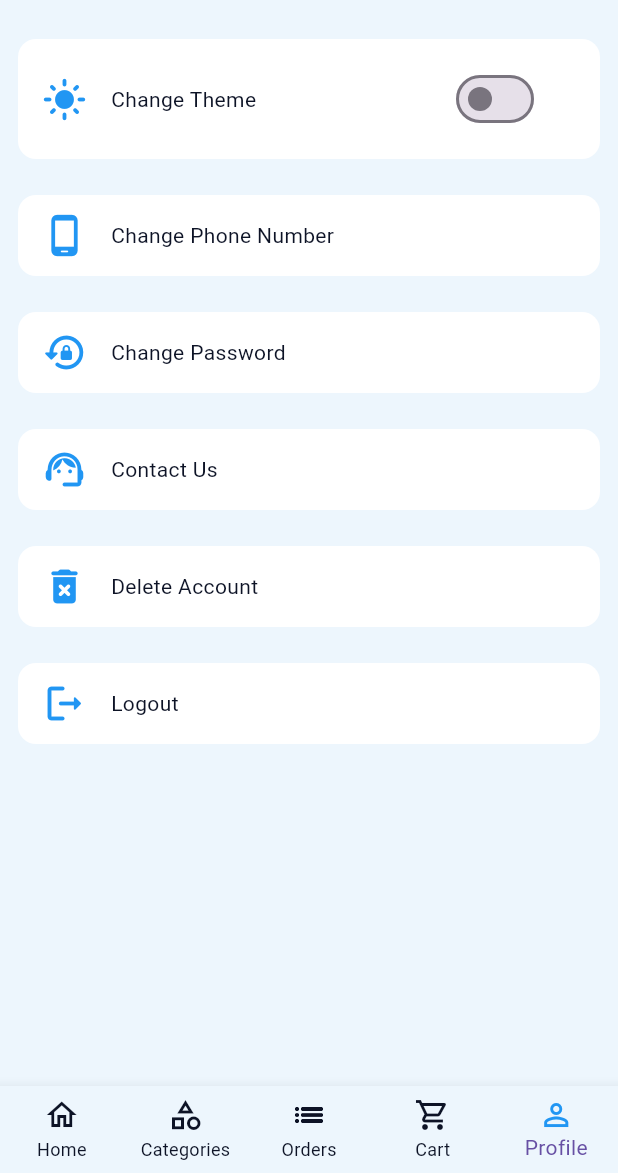
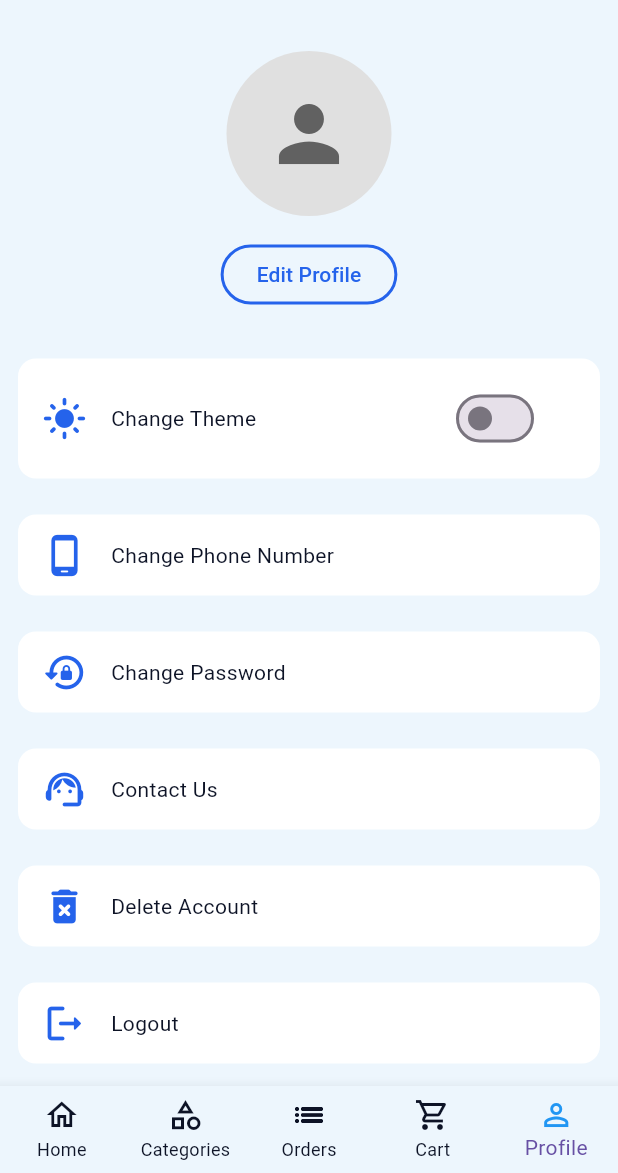
Before and after one commit to Ramaprasadnayak/MediCare, a Flutter app: the screen it shows after launch, item 5 of the bottom bar chosen, on a phone screen of 412 x 824 dp, the part 63-1236 px from its top. Run offline on Flutter 3.47's test engine with Material 3 defaults, Android fonts, the light colour scheme and no system bars; our stand-ins replace google_fonts, shared_preferences.

Commit message:
added some icon theme

```diff
--- a/lib/core/widgets/card.dart
+++ b/lib/core/widgets/card.dart
@@ -25,7 +25,7 @@ class MyCard extends StatelessWidget {
           padding: const EdgeInsets.symmetric(horizontal: 16, vertical: 12),
           child: Row(
             children: [
-              Icon(prefixIcon, size: 30, color: Colors.blue),
+              Icon(prefixIcon, size: 30,),
               const SizedBox(width: 16),
 
               Expanded(child: Text(text)),
--- a/lib/features/authentication/login_screen.dart
+++ b/lib/features/authentication/login_screen.dart
@@ -4,6 +4,7 @@ import 'package:google_fonts/google_fonts.dart';
 import 'package:maruthimedical/core/widgets/button.dart';
 import 'package:maruthimedical/core/widgets/text_field.dart';
 import "./register_screen.dart";
+import 'package:maruthimedical/services/login_register.dart';
 
 class LoginScreen extends StatefulWidget {
   const LoginScreen({super.key});
@@ -98,7 +99,7 @@ class _LoginScreenState extends State<LoginScreen> {
                   ],
                 ),
                 const SizedBox(height: 40),
-                Button(height: 56, width: 380, text: "Login",onpressed: (){}),
+                Button(height: 56, width: 380, text: "Login",onpressed: ()=>login(context, usrname, password)),
                 const SizedBox(height: 18),
                 RichText(
                   text: TextSpan(
--- a/lib/features/home/home_screen.dart
+++ b/lib/features/home/home_screen.dart
@@ -4,7 +4,7 @@ import 'package:maruthimedical/theme/theme_providers.dart';
 import 'package:provider/provider.dart';
 import 'package:maruthimedical/features/authentication/login_screen.dart';
 import 'package:shared_preferences/shared_preferences.dart';
-import '../../services/api_service.dart';
+
 class HomeScreen extends StatefulWidget {
   const HomeScreen({super.key});
   @override
@@ -33,7 +33,7 @@ class _HomeScreenState extends State<HomeScreen> {
   @override
   Widget build(BuildContext context) {
     final List<Widget> pages = [
-      ElevatedButton(onPressed: fetchData, child: const Text("Fetch")),
+      ElevatedButton(onPressed: (){}, child: const Text("Fetch")),
       Center(child: Text("categories")),
       Center(
         child: ElevatedButton(
--- a/lib/features/home/profile_page.dart
+++ b/lib/features/home/profile_page.dart
@@ -19,6 +19,20 @@ class ProfilePage extends StatelessWidget {
     return SafeArea(
       child: SingleChildScrollView(
         child: Column(
+          children: [
+            SizedBox(height: 20),
+            CircleAvatar(
+              radius: 55,
+              backgroundColor: Colors.grey.shade300,
+              child: Icon(Icons.person, size: 60, color: Colors.grey.shade700),
+            ),
+            SizedBox(height: 15),
+            OutlinedButton(
+              onPressed: () {},
+              child: const Text("Edit Profile"),
+            ),
+            SizedBox(height: 20),
+            Column(
               children: profileOptions.entries.map((entry) {
                 return MyCard(
                   prefixIcon: entry.value[0] as IconData,
@@ -28,6 +42,8 @@ class ProfilePage extends StatelessWidget {
                 );
               }).toList(),
             ),
+          ],
+        ),
       ),
     );
   }
--- a/lib/theme/dark_theme.dart
+++ b/lib/theme/dark_theme.dart
@@ -11,6 +11,20 @@ ThemeData darkTheme = ThemeData(
     elevation: 0,
     shape: RoundedRectangleBorder(
       borderRadius: BorderRadius.circular(12),
+    ),
+  ),
+  iconTheme: IconThemeData(
+    color: Colors.blueAccent
+  ),
+  outlinedButtonTheme: OutlinedButtonThemeData(
+    style: ButtonStyle(
+      foregroundColor: WidgetStatePropertyAll(Colors.blue),
+      side:WidgetStatePropertyAll(
+      BorderSide(
+        color: Colors.blue,
+        width: 2,
+      )
+      ),
     ),
   ),
   inputDecorationTheme:InputDecorationTheme(
--- a/lib/theme/light_theme.dart
+++ b/lib/theme/light_theme.dart
@@ -10,6 +10,20 @@ ThemeData lightTheme = ThemeData(
     elevation: 0,
     shape: RoundedRectangleBorder(
       borderRadius: BorderRadius.circular(12),
+    ),
+  ),
+  iconTheme: IconThemeData(
+    color: Color(0xFF2563EB)
+  ),
+  outlinedButtonTheme: OutlinedButtonThemeData(
+    style: ButtonStyle(
+      foregroundColor: WidgetStatePropertyAll(Color(0xFF2563EB)),
+      side:WidgetStatePropertyAll(
+      BorderSide(
+        color: Color(0xFF2563EB),
+        width: 2,
+      )
+      ),
     ),
   ),
   inputDecorationTheme:InputDecorationTheme(
```
Also changed, not shown: lib/features/authentication/register_screen.dart (+2 -39 lines), lib/services/api_service.dart (deleted, +0 -14 lines), lib/services/login_register.dart (added, +78 -0 lines). Lines whose indentation alone changed are shown as unchanged.
